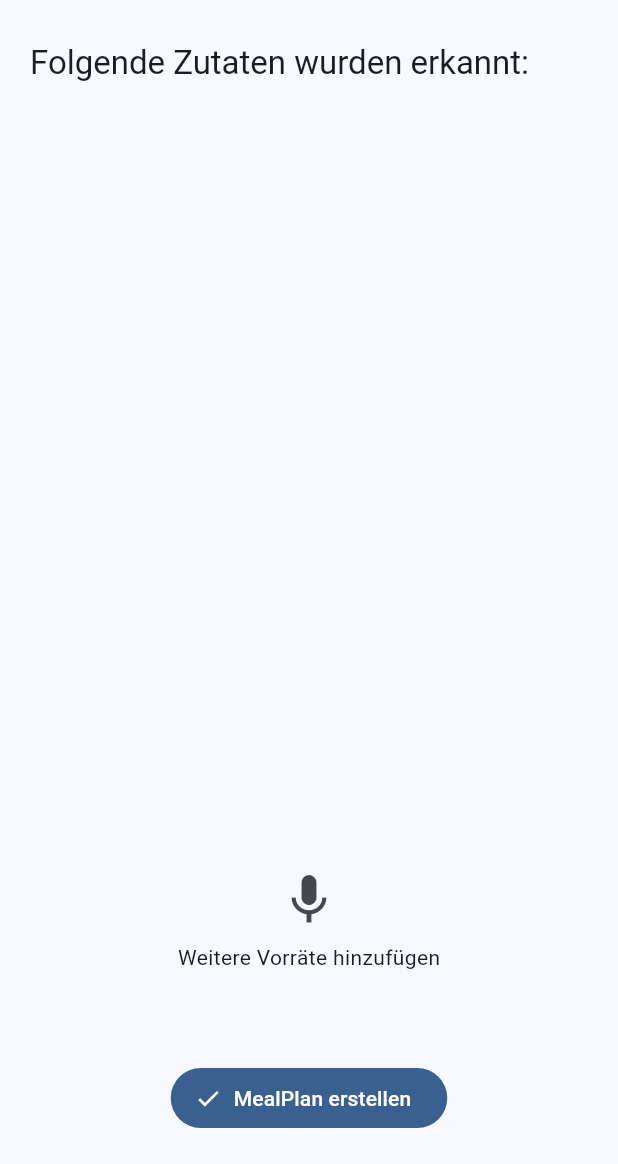
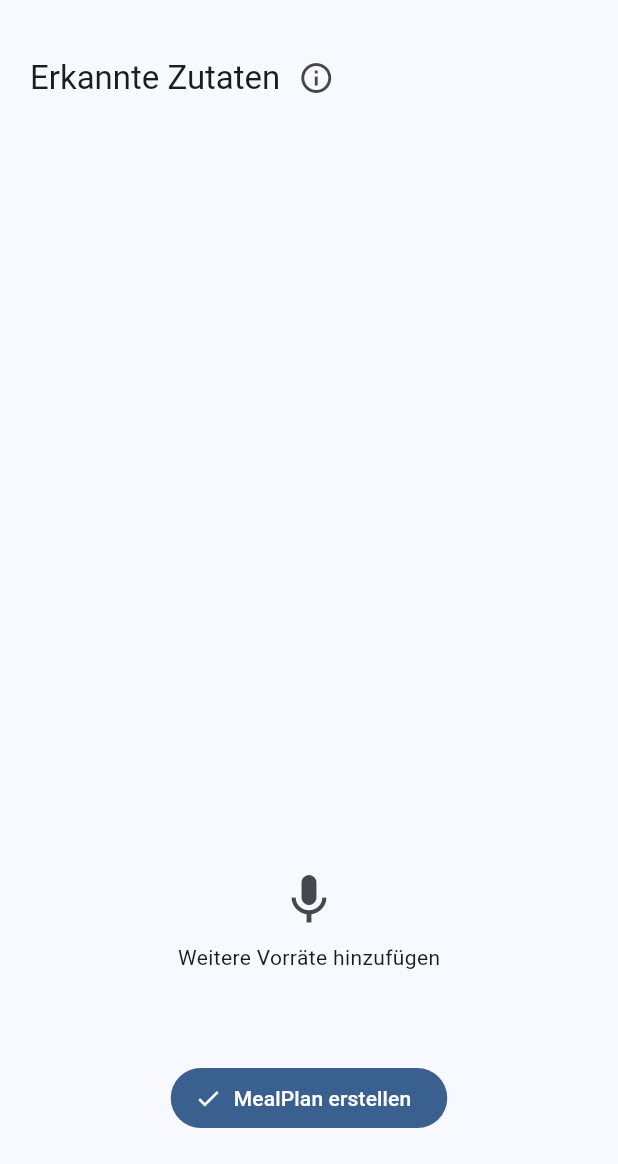
Before and after one commit to MrToWy/MealMaster, a Flutter app: the ValidateItemsScreen screen opened directly with empty values, on a phone screen of 412 x 824 dp, the part 72-1236 px from its top. Run offline on Flutter 3.47's test engine with Material 3 defaults, Android fonts, the phone set to English and light mode, and no system bars; our stand-ins replace flex_color_scheme, isar; accounts and stored records are empty; generated files the repository leaves out were written again; key blocks and very long unbroken strings in the code were emptied for the run.

Commit message:
add info button

```diff
--- a/lib/features/meal_plan/presentation/validate_items_screen.dart
+++ b/lib/features/meal_plan/presentation/validate_items_screen.dart
@@ -1,5 +1,6 @@
 import 'package:flutter/material.dart';
 import 'package:mealmaster/db/isar_factory.dart';
+import '../../../common/widgets/info_dialog_button.dart';
 import '../../user_profile/data/user_repository.dart';
 import '../../../shared/open_ai/api_client.dart';
 
@@ -24,10 +25,19 @@ class ValidateItemsScreen extends StatelessWidget {
             width: double.infinity,
             child:
                 Column(crossAxisAlignment: CrossAxisAlignment.start, children: [
-              Text(
-                "Folgende Zutaten wurden erkannt:",
-                style: textTheme.titleLarge,
-                textAlign: TextAlign.start,
+              Row(
+                children: [
+                  Text(
+                    "Erkannte Zutaten",
+                    style: textTheme.titleLarge,
+                    textAlign: TextAlign.start,
+                  ),
+                  InfoDialogButton(
+                    infoText:
+                        "MealMaster hat die angezeigten Vorräte erkannt. Du kannst diese bearbeiten, oder unten weitere Vorräte hinzufügen. Wenn du unzufrieden bist, kannst du auch zurück gehen und neue Fotos hochladen.",
+                    title: "Bestätige die erkannten Vorräte",
+                  ),
+                ],
               ),
               SizedBox(height: 20),
               Expanded(
```
